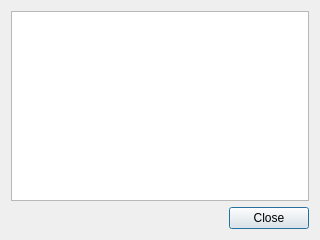
The window that gui/Viewer/forms/updatefiledialog.ui (Krozark/Salamandre) describes before a commit, drawn with Qt 5.
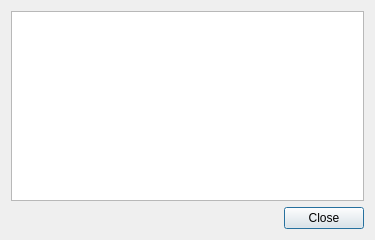
The same window after the commit.

```diff
--- a/gui/Viewer/forms/updatefiledialog.ui
+++ b/gui/Viewer/forms/updatefiledialog.ui
@@ -6,7 +6,7 @@
    <rect>
     <x>0</x>
     <y>0</y>
-    <width>320</width>
+    <width>375</width>
     <height>240</height>
    </rect>
   </property>
```
